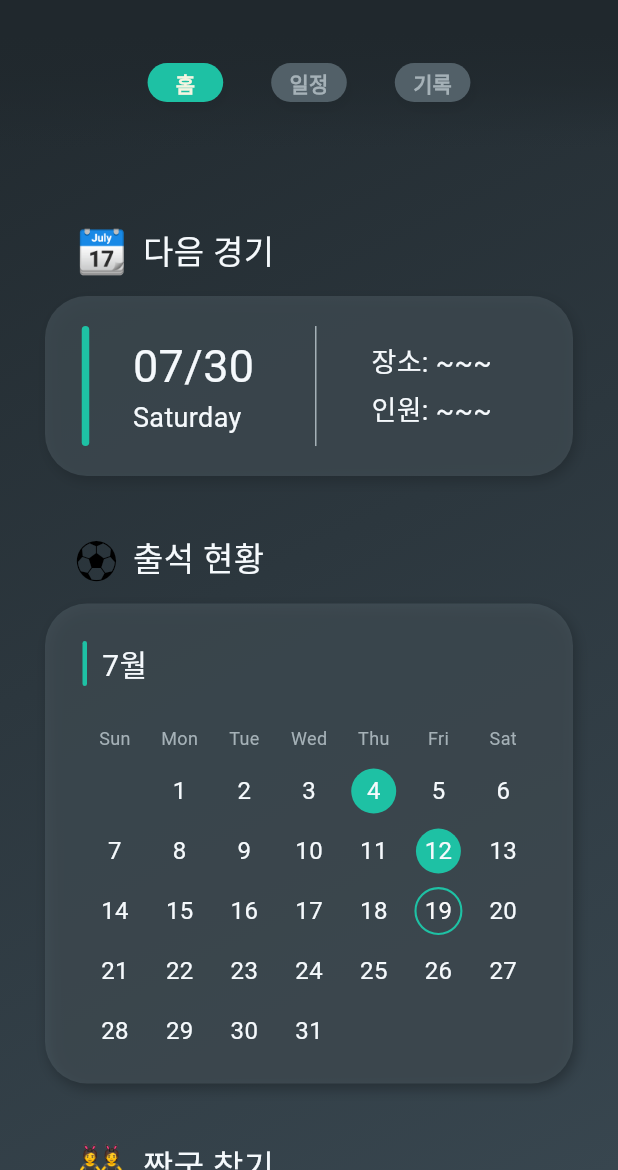
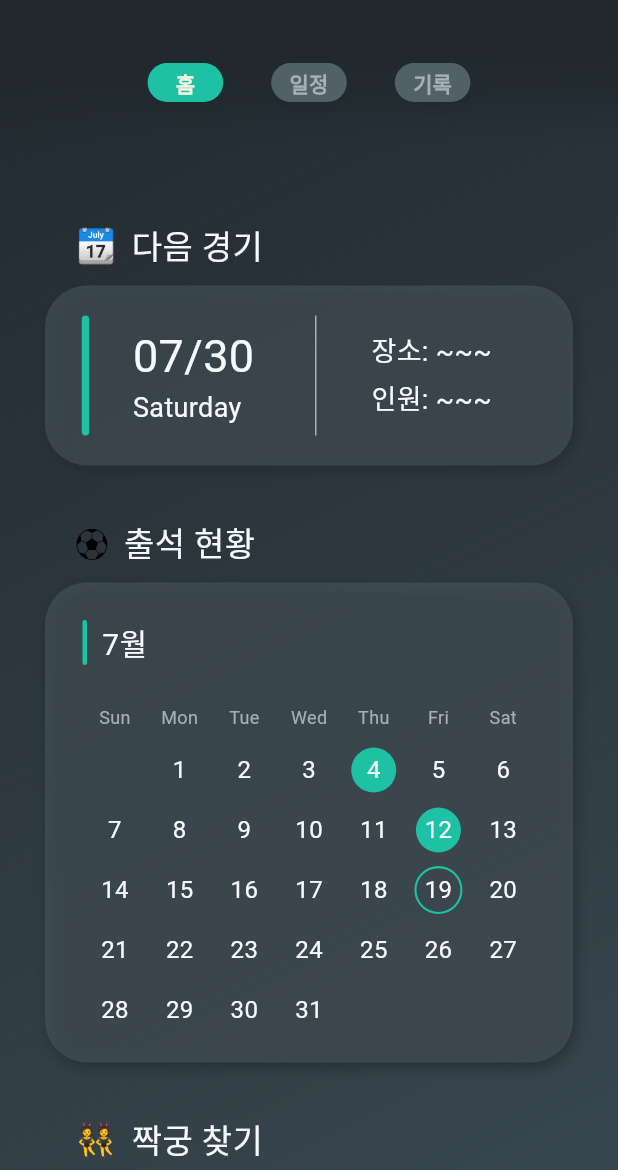
Before and after one commit to Match-Management-App/Frontend, a Flutter app: the screen it shows after launch, on a phone screen of 412 x 824 dp, the part 66-1236 px from its top. Run offline on Flutter 3.47's test engine with Material 3 defaults, Android fonts, the phone set to English and light mode, and no system bars; drawn by our look-alikes of table_calendar; our stand-ins replace smooth_page_indicator; Roboto replaces fonts that are missing (Pretendard).

Commit message:
style: 갤럭시에서 이모지가 너무 크게 나와서 수정

```diff
--- a/wanna_play_soccer/lib/Component/subtitle.dart
+++ b/wanna_play_soccer/lib/Component/subtitle.dart
@@ -1,3 +1,5 @@
+import 'dart:io';
+
 import 'package:flutter/material.dart';
 import 'package:wanna_play_soccer/Theme/my_colors.dart';
 
@@ -22,7 +24,9 @@ class Subtitle extends StatelessWidget {
         children: [
           Text(
             icon,
-            style: const TextStyle(fontSize: 28),
+            style: Platform.isIOS
+                ? const TextStyle(fontSize: 28)
+                : const TextStyle(fontSize: 22),
           ),
           const SizedBox(
             width: 10,
```
